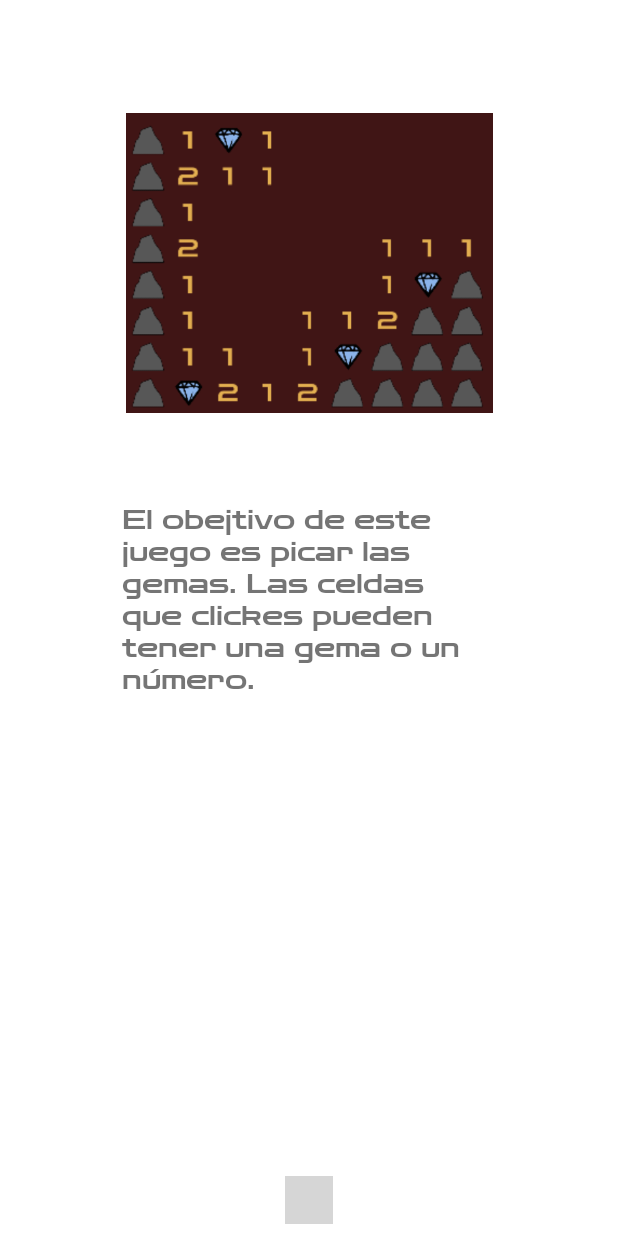
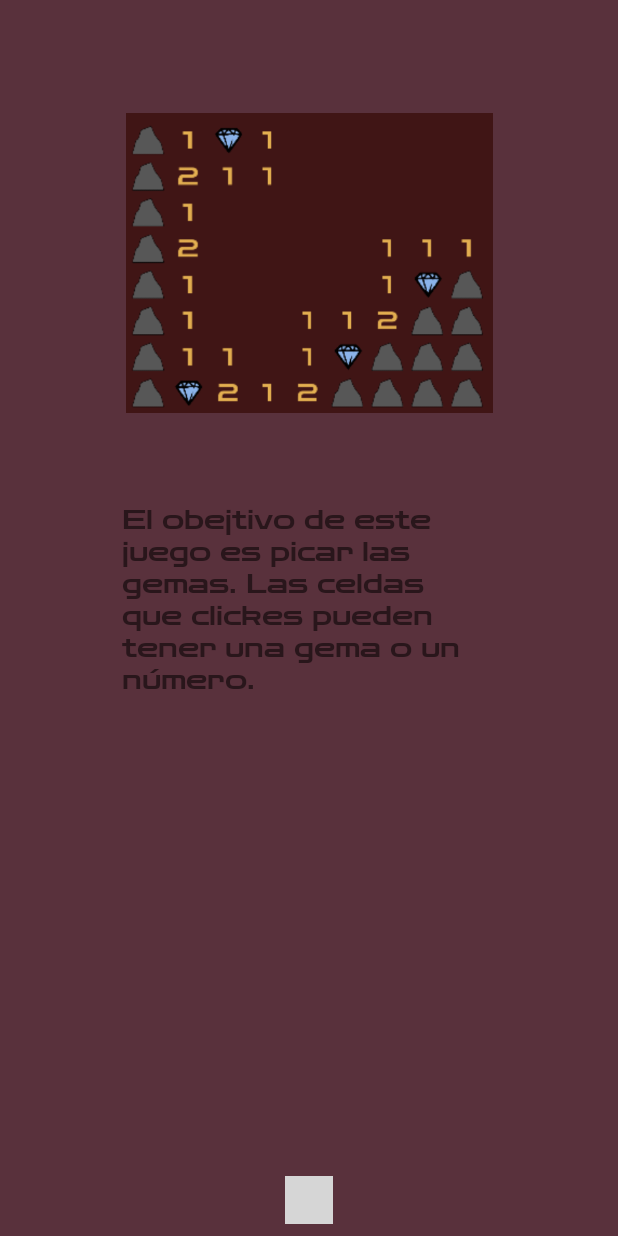
Before and after one commit to Akame545/BuscaGemas, an Android app: the screen it shows after launch (TutorialActivity), after a tap on "TUTORIAL", on a phone screen of 412 x 824 dp. Run offline under Robolectric (Android 15) with nearby library versions, the phone set to English and light mode, and no system bars; libraries missing offline, so code that uses them is left out: com.tbuonomo.viewpagerdotsindicator; plain views replace WormDotsIndicator; 2 statements that could not run were skipped; grey boxes are pictures that could not be loaded.

Commit message:
tutorial backgroud change

```diff
--- a/app/src/main/res/layout/activity_tutorial.xml
+++ b/app/src/main/res/layout/activity_tutorial.xml
@@ -4,7 +4,8 @@
     xmlns:tools="http://schemas.android.com/tools"
     android:layout_width="match_parent"
     android:layout_height="match_parent"
-    tools:context=".tutorial.TutorialActivity">
+    tools:context=".tutorial.TutorialActivity"
+    android:background="@color/uno">
 
     <androidx.viewpager2.widget.ViewPager2
         android:id="@+id/pager"
@@ -21,7 +22,7 @@
         android:id="@+id/worm_dots_indicator"
         android:layout_width="wrap_content"
         android:layout_height="wrap_content"
-        app:dotsColor="@color/purple_500"
+        app:dotsColor="@color/dosS"
         app:dotsCornerRadius="8dp"
         app:dotsSize="16dp"
         app:dotsSpacing="4dp"
```
